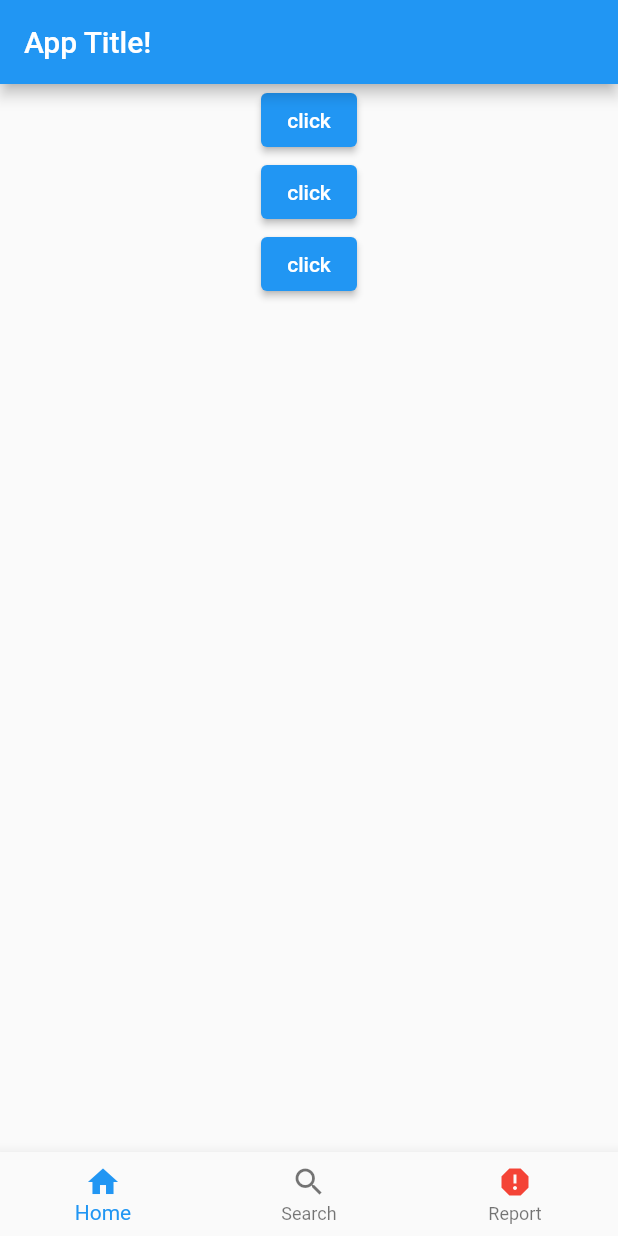
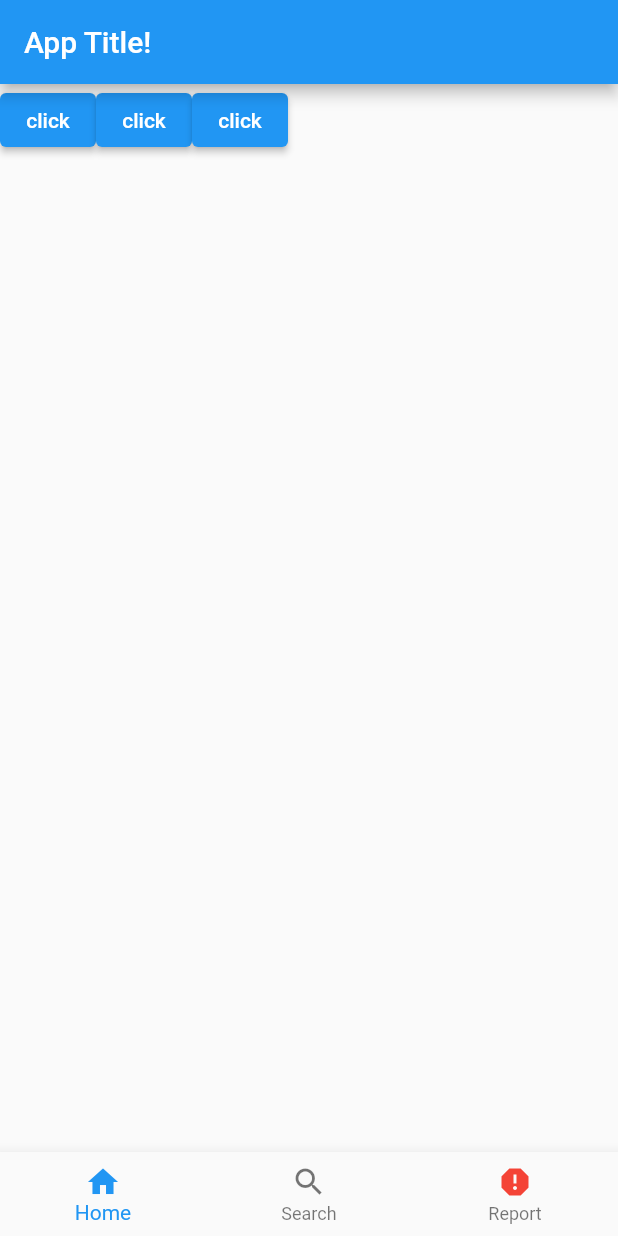
Before and after one commit to AlsoKnownAsZira/fluttering, a Flutter app: the screen it shows after launch, on a phone screen of 412 x 824 dp. Run offline on Flutter 3.47's test engine with Material 2 defaults, Android fonts, the phone set to English and light mode, and no system bars.

Commit message:
implementing sizedbox, double infinity and ROW

```diff
--- a/lib/main.dart
+++ b/lib/main.dart
@@ -23,8 +23,12 @@ class MyAppState extends State<MyApp> {
           title: const Text("App Title!"),
         ),
         body: Center(
-            child: Column(
+          child: SizedBox(
+            width: double.infinity,
+             height: double.infinity,
+            child: Row(
               mainAxisAlignment: MainAxisAlignment.start,
+              crossAxisAlignment: CrossAxisAlignment.start,
               children: [
                 ElevatedButton(
                     onPressed: () {
@@ -33,15 +37,14 @@ class MyAppState extends State<MyApp> {
                       });
                     },
                     child: Text(buttonName)),
-                    ElevatedButton(
+                ElevatedButton(
                     onPressed: () {
                       setState(() {
                         buttonName = "Clicked";
                       });
                     },
-                    child: Text(buttonName)) ,
-                    ElevatedButton(
-
+                    child: Text(buttonName)),
+                ElevatedButton(
                     onPressed: () {
                       setState(() {
                         buttonName = "Clicked";
@@ -49,7 +52,9 @@ class MyAppState extends State<MyApp> {
                     },
                     child: Text(buttonName))
               ],
-            )),
+            ),
+          ),
+        ),
         bottomNavigationBar: BottomNavigationBar(
           items: const [
             BottomNavigationBarItem(label: 'Home', icon: Icon(Icons.home)),
```
